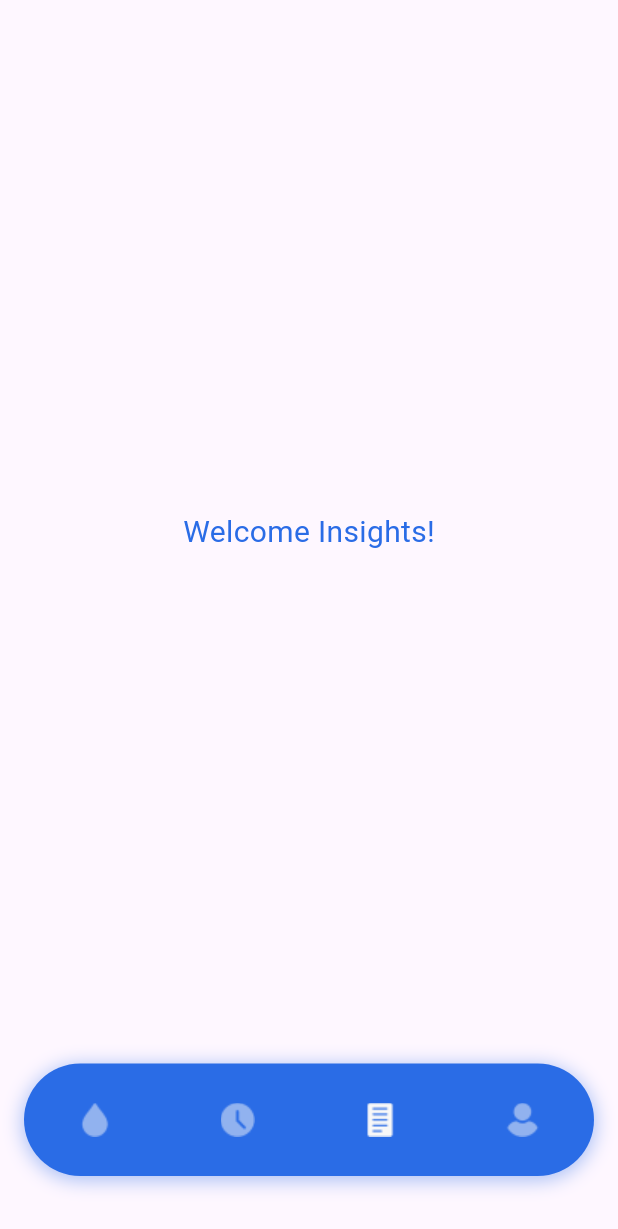
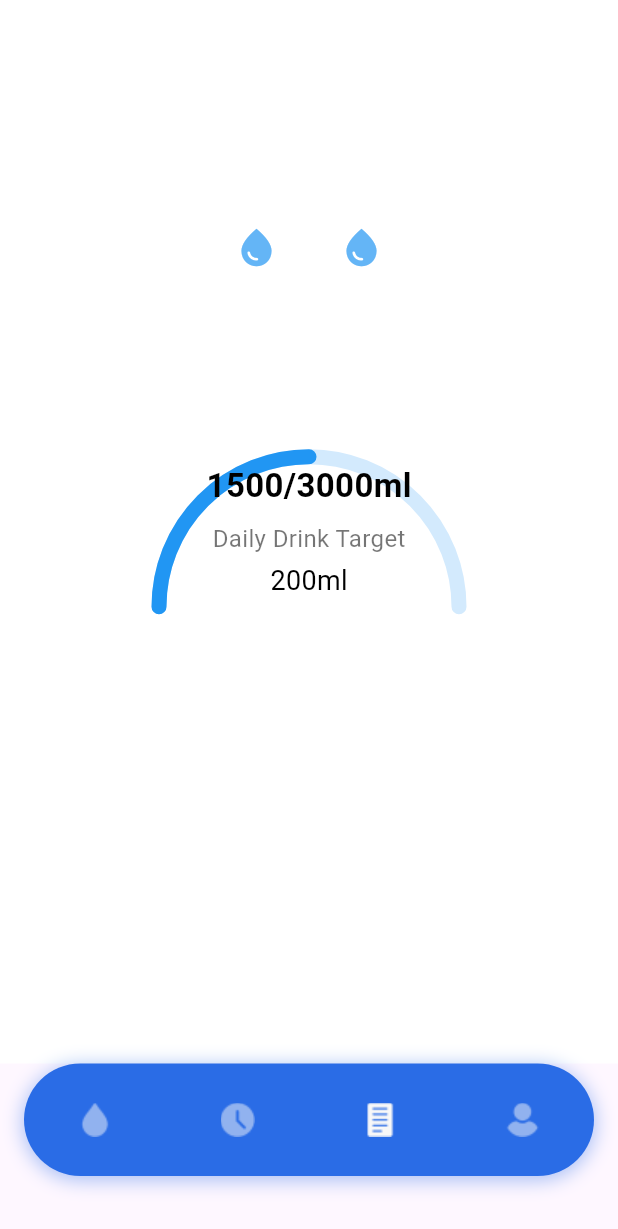
Before and after one commit to amro3z/Dr.Drink-demo-, a Flutter app: the CustomNavigationBar screen opened directly, item 3 of the bottom bar chosen, on a phone screen of 412 x 824 dp. Shown: the top 1229 px of the screen. Run offline on Flutter 3.47's test engine with Material 3 defaults, Android fonts, the phone set to English and light mode, and no system bars; our stand-ins replace awesome_dialog, dio, firebase_auth, firebase_core, fl_chart, flutter_bloc and 2 more; accounts and stored records are empty; network calls fail.

Commit message:
Not completed!

```diff
--- a/lib/componnent/navigation_bar.dart
+++ b/lib/componnent/navigation_bar.dart
@@ -4,6 +4,7 @@ import 'package:dr_drink/screens/insights_screen.dart';
 import 'package:dr_drink/screens/profile_screen.dart';
 import 'package:dr_drink/values/color.dart';
 import 'package:flutter/material.dart';
+import 'package:dr_drink/screens/home_page.dart';
 
 class CustomNavigationBar extends StatefulWidget {
   const CustomNavigationBar({super.key});
@@ -16,7 +17,7 @@ class _NavigationBarState extends State<CustomNavigationBar> {
   final List<Widget> _pages = [
     HomePage(),
     const HistoryPage(),
-    const InsightsPage(),
+    const WaterTracker(),
     const ProfilePage(),
   ];
   @override
--- a/lib/main.dart
+++ b/lib/main.dart
@@ -48,9 +48,11 @@ class _MainState extends State<Main> {
     return BlocProvider(
       create: (context) =>
           WeatherCubit()..getWeather(), // تأكد من استدعاء getWeather هنا
-      child:  MaterialApp(
+      child: MaterialApp(
         debugShowCheckedModeBanner: false,
-        home: FirebaseAuth.instance.currentUser == null ? const SplashScreen() : const CustomNavigationBar(),
+        home: FirebaseAuth.instance.currentUser == null
+            ? const SplashScreen()
+            : const CustomNavigationBar(),
       ),
     );
   }
--- /dev/null
+++ b/lib/screens/home_page.dart
@@ -0,0 +1,140 @@
+import 'package:flutter/material.dart';
+import 'dart:math';
+
+class WaterTracker extends StatefulWidget {
+  const WaterTracker({super.key});
+
+  @override
+  State<WaterTracker> createState() => _WaterTrackerState();
+}
+
+class _WaterTrackerState extends State<WaterTracker> {
+  double progress = 0.5; // 50% progress for 1500ml out of 3000ml
+
+  @override
+  Widget build(BuildContext context) {
+    return Scaffold(
+      backgroundColor: Colors.white,
+      body: Center(
+        child: Stack(
+          alignment: Alignment.center,
+          children: [
+            // Water icons on the left and right
+            Positioned(
+              left: 50,
+              top: 150,
+              child: Icon(
+                Icons.water_drop,
+                color: Colors.blue[300],
+                size: 30,
+              ),
+            ),
+            Positioned(
+              right: 50,
+              top: 150,
+              child: Icon(
+                Icons.water_drop,
+                color: Colors.blue[300],
+                size: 30,
+              ),
+            ),
+            // Semi-circle custom painter
+            CustomPaint(
+              size: const Size(200, 100), // Size for the semi-circle
+              painter: SemiCircleProgressPainter(progress),
+            ),
+            // Centered text inside the semi-circle
+            Column(
+              mainAxisAlignment: MainAxisAlignment.center,
+              children: [
+                Text(
+                  '1500/3000ml',
+                  style: const TextStyle(
+                    fontSize: 22,
+                    fontWeight: FontWeight.bold,
+                    color: Colors.black,
+                  ),
+                ),
+                const SizedBox(height: 8),
+                const Text(
+                  'Daily Drink Target',
+                  style: TextStyle(
+                    fontSize: 16,
+                    color: Colors.black54,
+                  ),
+                ),
+                const SizedBox(height: 4),
+                const Text(
+                  '200ml',
+                  style: TextStyle(
+                    fontSize: 18,
+                    color: Colors.black,
+                  ),
+                ),
+              ],
+            ),
+          ],
+        ),
+      ),
+    );
+  }
+}
+
+class SemiCircleProgressPainter extends CustomPainter {
+  final double progress;
+
+  SemiCircleProgressPainter(this.progress);
+
+  @override
+  void paint(Canvas canvas, Size size) {
+    final Paint backgroundPaint = Paint()
+      ..color = Colors.blue.withOpacity(0.2)
+      ..style = PaintingStyle.stroke
+      ..strokeWidth = 10.0
+      ..strokeCap = StrokeCap.round;
+
+    final Paint progressPaint = Paint()
+      ..color = Colors.blue
+      ..style = PaintingStyle.stroke
+      ..strokeWidth = 10.0
+      ..strokeCap = StrokeCap.round;
+
+    // Draw background semi-circle
+    canvas.drawArc(
+      Rect.fromCenter(
+        center: Offset(size.width / 2, size.height),
+        width: size.width,
+        height: size.height * 2,
+      ),
+      pi, // Start at the left (180 degrees)
+      pi, // Sweep angle to cover half-circle (180 degrees)
+      false,
+      backgroundPaint,
+    );
+
+    // Draw progress semi-circle
+    canvas.drawArc(
+      Rect.fromCenter(
+        center: Offset(size.width / 2, size.height),
+        width: size.width,
+        height: size.height * 2,
+      ),
+      pi, // Start at 180 degrees
+      pi * progress, // Progress arc based on the percentage
+      false,
+      progressPaint,
+    );
+  }
+
+  @override
+  bool shouldRepaint(covariant CustomPainter oldDelegate) {
+    return true; // Always repaint for simplicity
+  }
+}
+
+void main() {
+  runApp(const MaterialApp(
+    home: WaterTracker(),
+    debugShowCheckedModeBanner: false,
+  ));
+}
--- a/pubspec.yaml
+++ b/pubspec.yaml
@@ -47,6 +47,7 @@ dependencies:
   firebase_messaging: ^15.1.3
   google_sign_in: ^6.2.1
   awesome_dialog: ^3.2.1
+  percent_indicator: ^4.2.3
 dev_dependencies:
   flutter_test:
     sdk: flutter
```
Also changed, not shown: pubspec.lock, 1 other file.
